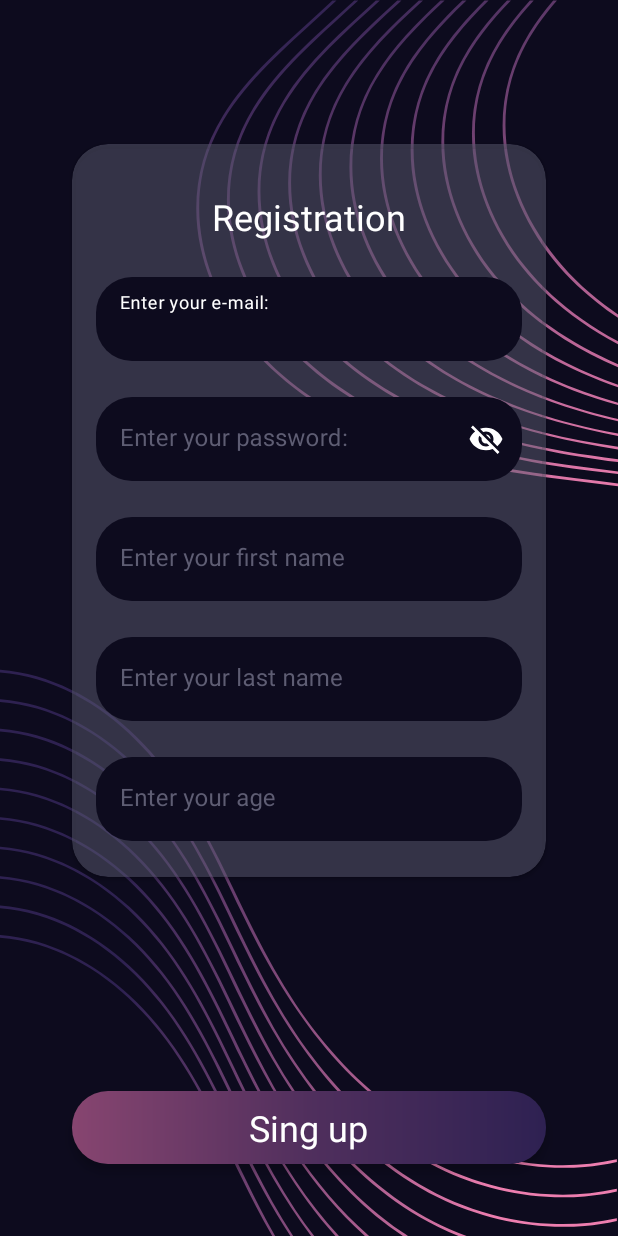
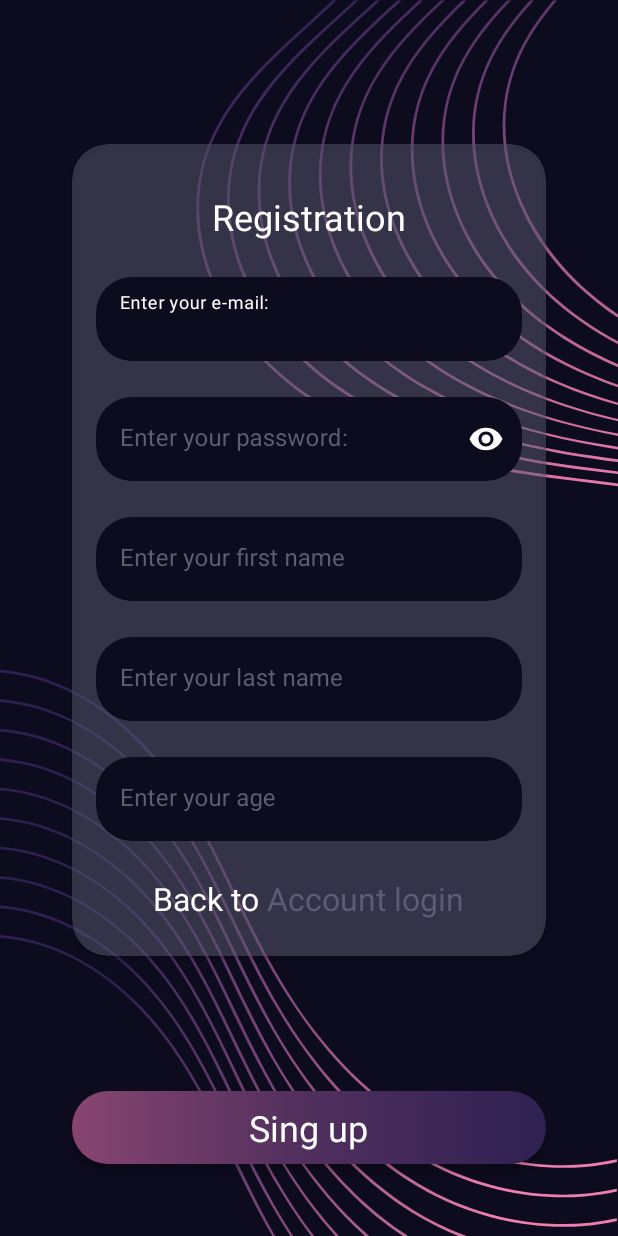
Before and after one commit to nedumay/Messenger, an Android app: the RegistrationActivity screen opened directly, with no data from a screen before it, on a phone screen of 412 x 824 dp. Run offline under Robolectric (Android 15) with nearby library versions, the phone set to English and light mode, and no system bars; our stand-ins replace Firebase (no records; nobody signed in at launch, a user with empty details on screens opened directly); Roboto replaces fonts that are not available here; 1 statement that could not run was skipped.

Commit message:
Fix bug login. + refactoring UI. Add viewBinding

```diff
--- a/app/build.gradle
+++ b/app/build.gradle
@@ -26,6 +26,9 @@ android {
         sourceCompatibility JavaVersion.VERSION_1_8
         targetCompatibility JavaVersion.VERSION_1_8
     }
+    buildFeatures {
+        viewBinding = true
+    }
 }
 
 dependencies {
--- a/app/src/main/java/com/example/messenger/ui/registration/RegistrationActivity.java
+++ b/app/src/main/java/com/example/messenger/ui/registration/RegistrationActivity.java
@@ -14,51 +14,45 @@ import android.widget.EditText;
 import android.widget.Toast;
 
 import com.example.messenger.R;
+import com.example.messenger.databinding.ActivityRegistrationBinding;
+import com.example.messenger.ui.login.MainActivity;
 import com.example.messenger.ui.users.UsersActivity;
 import com.google.firebase.auth.FirebaseUser;
 
 public class RegistrationActivity extends AppCompatActivity {
 
-    private EditText editTextEmail;
-    private EditText editTextPassword;
-    private EditText editTextName;
-    private EditText editTextLastName;
-    private EditText editTextAge;
-    private CardView buttonSingUp;
-
+    private ActivityRegistrationBinding binding;
     private RegistrationViewModel registrationViewModel;
 
     @Override
     protected void onCreate(Bundle savedInstanceState) {
         super.onCreate(savedInstanceState);
-        setContentView(R.layout.activity_registration);
+        binding = ActivityRegistrationBinding.inflate(getLayoutInflater());
+        setContentView(binding.getRoot());
 
-        initView();
         registrationViewModel = new ViewModelProvider(this).get(RegistrationViewModel.class);
         observeViewModel();
-        buttonSingUp.setOnClickListener(new View.OnClickListener() {
+       binding.buttonSingUp.setOnClickListener(new View.OnClickListener() {
             @Override
             public void onClick(View view) {
-                String email = editTextEmail.getText().toString().trim();
-                String password = editTextPassword.getText().toString().trim();
-                String name = editTextName.getText().toString().trim();
-                String lastName = editTextLastName.getText().toString().trim();
-                int age = Integer.parseInt(editTextAge.getText().toString().trim());
+                String email = binding.editTextEmail.getText().toString().trim();
+                String password = binding.editTextPassword.getText().toString().trim();
+                String name = binding.editTextName.getText().toString().trim();
+                String lastName = binding.editTextLastName.getText().toString().trim();
+                int age = Integer.parseInt(binding.editTextAge.getText().toString().trim());
                 registrationViewModel.singUp(email,password,name,lastName,age);
             }
         });
+       binding.backToAccountLogin.setOnClickListener(new View.OnClickListener() {
+           @Override
+           public void onClick(View v) {
+               Intent intent = MainActivity.newIntent(RegistrationActivity.this);
+               startActivity(intent);
+               finish();
+           }
+       });
 
     }
-
-    private void initView() {
-        editTextEmail = findViewById(R.id.editTextEmail);
-        editTextPassword = findViewById(R.id.editTextPassword);
-        editTextName = findViewById(R.id.editTextName);
-        editTextLastName = findViewById(R.id.editTextLastName);
-        editTextAge = findViewById(R.id.editTextAge);
-        buttonSingUp = findViewById(R.id.buttonSingUp);
-    }
-
     private void observeViewModel(){
         registrationViewModel.getError().observe(this, new Observer<String>() {
             @Override
--- a/app/src/main/res/layout/activity_main.xml
+++ b/app/src/main/res/layout/activity_main.xml
@@ -77,7 +77,7 @@
                     android:layout_width="match_parent"
                     android:layout_height="wrap_content"
                     android:hint="@string/your_password"
-                    android:inputType="textEmailAddress"
+                    android:inputType="textPassword"
                     android:textColor="@color/white" />
             </com.google.android.material.textfield.TextInputLayout>
 
--- a/app/src/main/res/layout/activity_registration.xml
+++ b/app/src/main/res/layout/activity_registration.xml
@@ -77,7 +77,7 @@
                     android:layout_width="match_parent"
                     android:layout_height="wrap_content"
                     android:hint="@string/your_password"
-                    android:inputType="textEmailAddress"
+                    android:inputType="textPassword"
                     android:textColor="@color/white" />
             </com.google.android.material.textfield.TextInputLayout>
 
@@ -131,8 +131,6 @@
                 android:layout_marginStart="16dp"
                 android:layout_marginTop="24dp"
                 android:layout_marginEnd="16dp"
-                android:layout_marginBottom="24dp"
-                app:layout_constraintBottom_toBottomOf="parent"
                 app:layout_constraintEnd_toEndOf="parent"
                 app:layout_constraintStart_toStartOf="parent"
                 app:layout_constraintTop_toBottomOf="@+id/til_last_name">
@@ -145,6 +143,36 @@
                     android:inputType="number"
                     android:textColor="@color/white" />
             </com.google.android.material.textfield.TextInputLayout>
+
+            <LinearLayout
+                android:id="@+id/backToAccountLogin"
+                android:layout_width="0dp"
+                android:layout_height="wrap_content"
+                android:layout_margin="24dp"
+                android:gravity="center_horizontal"
+                android:orientation="horizontal"
+                android:foreground="?android:attr/selectableItemBackground"
+                app:layout_constraintBottom_toBottomOf="parent"
+                app:layout_constraintEnd_toEndOf="@+id/til_age"
+                app:layout_constraintStart_toStartOf="@+id/til_age"
+                app:layout_constraintTop_toBottomOf="@+id/til_age">
+
+                <TextView
+                    android:id="@+id/textView2"
+                    android:layout_width="wrap_content"
+                    android:layout_height="wrap_content"
+                    android:text="Back to "
+                    android:textColor="@color/white"
+                    android:textSize="21sp" />
+
+                <TextView
+                    android:id="@+id/textView"
+                    android:layout_width="wrap_content"
+                    android:layout_height="wrap_content"
+                    android:text="@string/account_login"
+                    android:textColor="#5E5D73"
+                    android:textSize="21sp" />
+            </LinearLayout>
 
         </androidx.constraintlayout.widget.ConstraintLayout>
 
--- a/app/src/main/res/layout/activity_reset_password.xml
+++ b/app/src/main/res/layout/activity_reset_password.xml
@@ -121,8 +121,9 @@
 
     <ImageView
         android:id="@+id/imageViewLogo"
-        android:layout_width="300dp"
-        android:layout_height="300dp"
+        android:layout_width="0dp"
+        android:layout_height="wrap_content"
+        android:adjustViewBounds="true"
         android:layout_marginTop="64dp"
         android:src="@drawable/logo_wave"
         app:layout_constraintEnd_toEndOf="@+id/cardViewEdit"
--- a/app/src/main/res/layout/activity_users.xml
+++ b/app/src/main/res/layout/activity_users.xml
@@ -5,6 +5,7 @@
     xmlns:tools="http://schemas.android.com/tools"
     android:layout_width="match_parent"
     android:layout_height="match_parent"
+    android:background="@color/background_activity"
     tools:context=".ui.users.UsersActivity">
 
     <androidx.recyclerview.widget.RecyclerView
--- a/app/src/main/res/layout/user_item.xml
+++ b/app/src/main/res/layout/user_item.xml
@@ -11,6 +11,7 @@
         android:layout_width="match_parent"
         android:layout_height="wrap_content"
         android:gravity="center"
+        android:background="@drawable/gradient_wave"
         android:orientation="horizontal">
 
         <TextView
@@ -20,7 +21,7 @@
             android:layout_height="wrap_content"
             android:textSize="16sp"
             android:padding="16dp"
-            android:textColor="@color/black"
+            android:textColor="@color/white"
             tools:text="Oleg Ivanov, 41"/>
 
         <View
```
Also changed, not shown: app/src/main/java/com/example/messenger/ui/chat/ChatActivity.java (+28 -51 lines), app/src/main/java/com/example/messenger/ui/login/MainActivity.java (+15 -36 lines), app/src/main/java/com/example/messenger/ui/reset/ResetPasswordActivity.java (+16 -30 lines), app/src/main/java/com/example/messenger/ui/start/StartActivity.java (+9 -10 lines), app/src/main/java/com/example/messenger/ui/users/UsersActivity.java (+12 -9 lines), app/src/main/java/com/example/messenger/ui/users/UsersViewModel.java (+5 -2 lines), app/src/main/res/layout/activity_chat.xml (+4 -3 lines), app/src/main/res/layout/activity_start.xml (+4 -4 lines).
